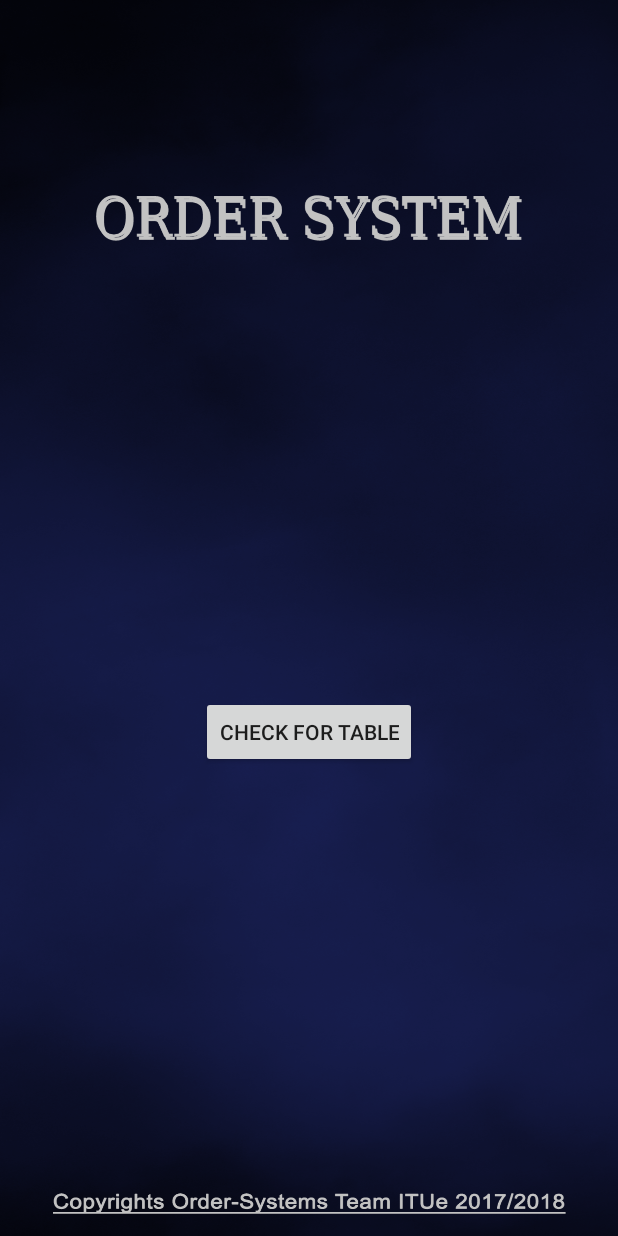
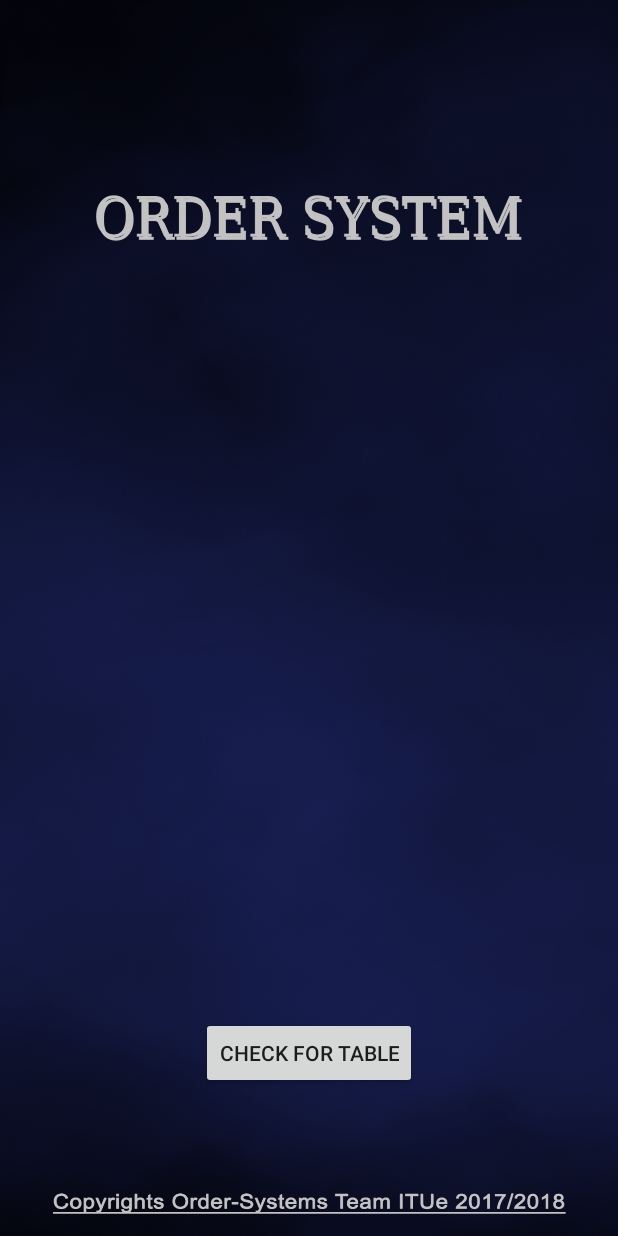
Before and after one commit to UserInterfaceProjectBrno/UIProj, an Android app: the table_handle screen opened directly, with no data from a screen before it, on a phone screen of 412 x 824 dp. Run offline under Robolectric (Android 15) with nearby library versions, the phone set to English and light mode, and no system bars.

Commit message:
Nikos445

```diff
--- a/app/src/main/res/layout/activity_table_handle.xml
+++ b/app/src/main/res/layout/activity_table_handle.xml
@@ -42,5 +42,5 @@
         app:layout_constraintLeft_toLeftOf="parent"
         app:layout_constraintRight_toRightOf="parent"
         app:layout_constraintTop_toTopOf="parent"
-        app:layout_constraintVertical_bias="0.6" />
+        app:layout_constraintVertical_bias="0.882" />
 </android.support.constraint.ConstraintLayout>
```
